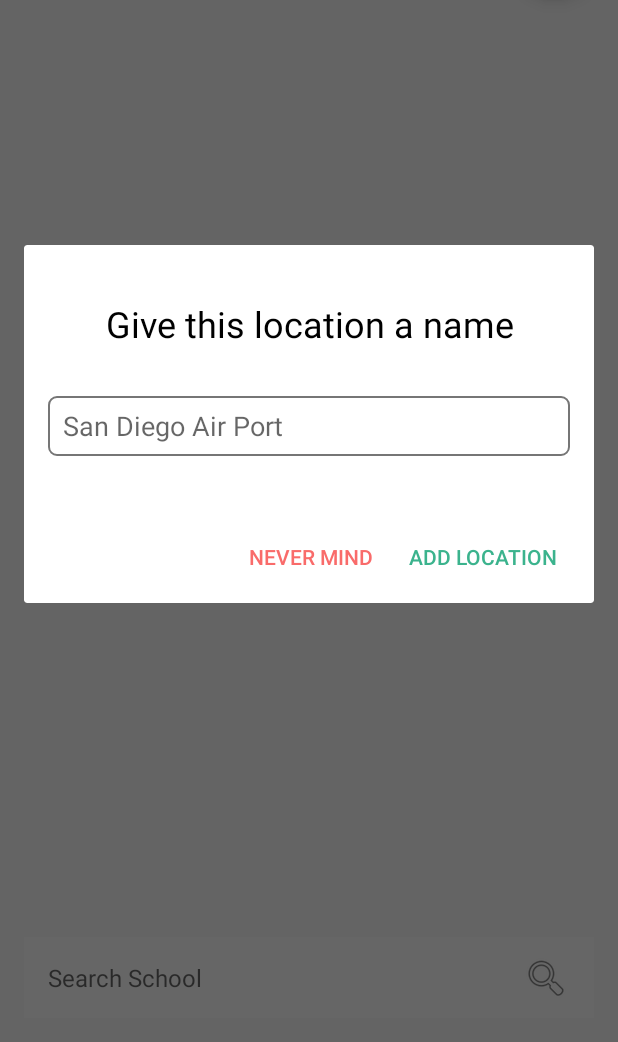
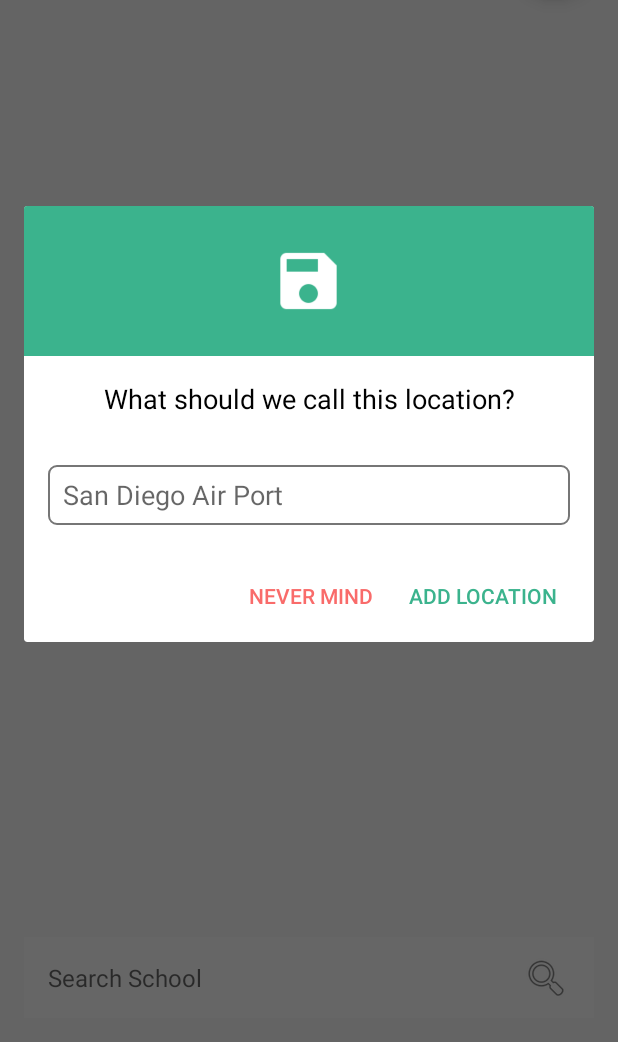
Before and after one commit to Robbie08/ParkSmart, an Android app: the Fragment_Map screen opened directly, with no data from a screen before it, after a tap on an icon or button, on a phone screen of 412 x 824 dp, the part 194-1236 px from its top. Run offline under Robolectric (Android 15) with nearby library versions, the phone set to English and light mode, and no system bars; our stand-ins replace ButterKnife, Firebase (no records; nobody signed in at launch, a user with empty details on screens opened directly); libraries missing offline, so code that uses them is left out: com.firebase.client, com.firebase.ui, com.squareup.otto; 5 statements that could not run were skipped.

Commit message:
UI Fix Changed the aesthetics of the DeleteItemDialog and the AddItemDialog

```diff
--- a/app/src/main/java/com/example/robert/parksmart/dialog/DeleteHistoryItemDialogFragment.java
+++ b/app/src/main/java/com/example/robert/parksmart/dialog/DeleteHistoryItemDialogFragment.java
@@ -52,8 +52,8 @@ public class DeleteHistoryItemDialogFragment extends BaseDialog implements View.
         Button pButton = dialog.getButton(AlertDialog.BUTTON_POSITIVE);
 
 
-        nButton.setTextColor(getResources().getColor(R.color.colorPrimaryDark));
-        pButton.setTextColor(getResources().getColor(R.color.colorAccent));
+        nButton.setTextColor(getResources().getColor(R.color.colorAccent));
+        pButton.setTextColor(getResources().getColor(R.color.colorPrimaryDark));
 
         pButton.setOnClickListener(this);
         return dialog;
--- a/app/src/main/res/layout/dialog_add_list.xml
+++ b/app/src/main/res/layout/dialog_add_list.xml
@@ -7,38 +7,53 @@
     android:layout_marginEnd="16dp"
     >
 
+    <RelativeLayout
+        android:layout_width="match_parent"
+        android:layout_height="100dp"
+        android:background="@color/colorAccent"
+        android:id="@+id/relativeLayout">
+
+        <ImageView
+            android:layout_width="50dp"
+            android:layout_height="wrap_content"
+            android:src="@drawable/ic_save_white_24dp"
+            android:layout_centerVertical="true"
+            android:layout_centerHorizontal="true" />
+
+    </RelativeLayout>
+
     <LinearLayout
         android:layout_width="match_parent"
         android:layout_height="wrap_content"
         android:orientation="vertical"
-        android:layout_marginTop="20dp"
-        android:layout_marginBottom="20dp"
-        android:layout_alignParentTop="true"
-        android:layout_alignParentStart="true"
-        android:id="@+id/linearLayout2">
+        android:id="@+id/linearLayout2"
+        android:layout_below="@+id/relativeLayout"
+        android:layout_alignParentStart="true">
+
         <TextView
+            android:id="@+id/textView3"
             android:layout_width="match_parent"
             android:layout_height="wrap_content"
-            android:text="Give this location a name"
-            android:textSize="24sp"
             android:gravity="center"
+            android:paddingBottom="16dp"
+            android:paddingTop="16dp"
+            android:text="What should we call this location?"
             android:textColor="@color/colorBlack"
-            android:paddingBottom="16dp"
-            android:paddingTop="16dp"/>
+            android:textSize="18sp" />
 
         <EditText
+            android:id="@+id/dialog_add_list_editText"
             android:layout_width="match_parent"
             android:layout_height="40dp"
-            android:hint="@string/stringLocation"
-            android:id="@+id/dialog_add_list_editText"
-            android:paddingStart="10dp"
-            android:background="@drawable/input_outline"
+            android:layout_marginBottom="16dp"
             android:layout_marginLeft="16dp"
             android:layout_marginRight="16dp"
             android:layout_marginTop="16dp"
-            android:layout_marginBottom="16dp"
             android:layout_weight="1"
-            android:singleLine="true"/>
+            android:background="@drawable/input_outline"
+            android:hint="@string/stringLocation"
+            android:paddingStart="10dp"
+            android:singleLine="true" />
     </LinearLayout>
 
 
```
Also changed, not shown: app/src/main/res/layout/dialog_delete_item.xml (+22 -7 lines).
